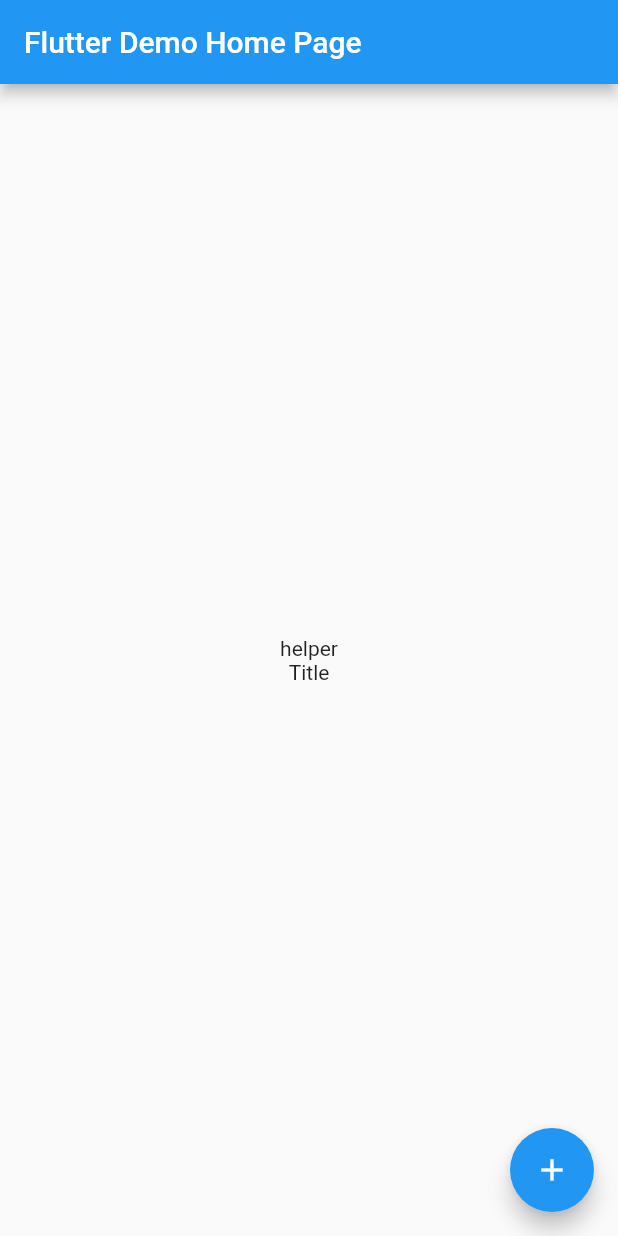
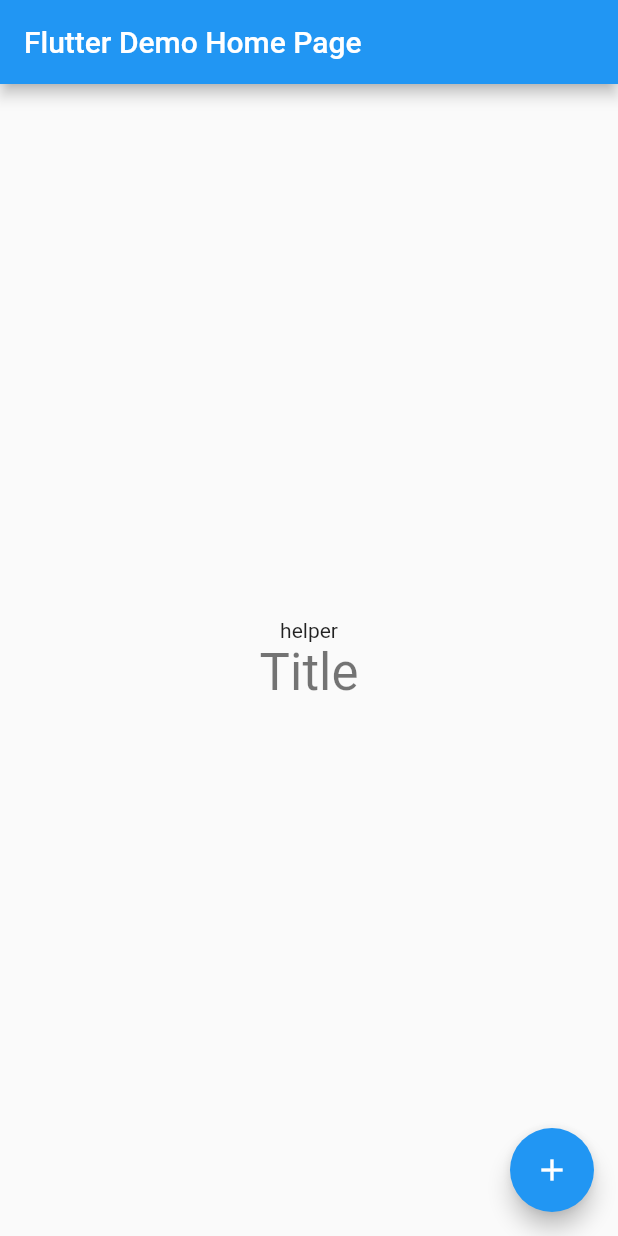
Before and after one commit to deepens/deepushnotification, a Flutter app: the screen it shows after launch, on a phone screen of 412 x 824 dp. Run offline on Flutter 3.47's test engine with Material 2 defaults, Android fonts, the phone set to English and light mode, and no system bars; our stand-ins replace firebase_messaging; accounts and stored records are empty.

Commit message:
changes made

```diff
--- a/lib/main.dart
+++ b/lib/main.dart
@@ -87,7 +87,7 @@ class _MyHomePageState extends State<MyHomePage> {
             Text(helper),
             Text(
               '$title',
-
+              style: Theme.of(context).textTheme.display1,
             ),
           ],
         ),
```
Also changed, not shown: 1 other file.
